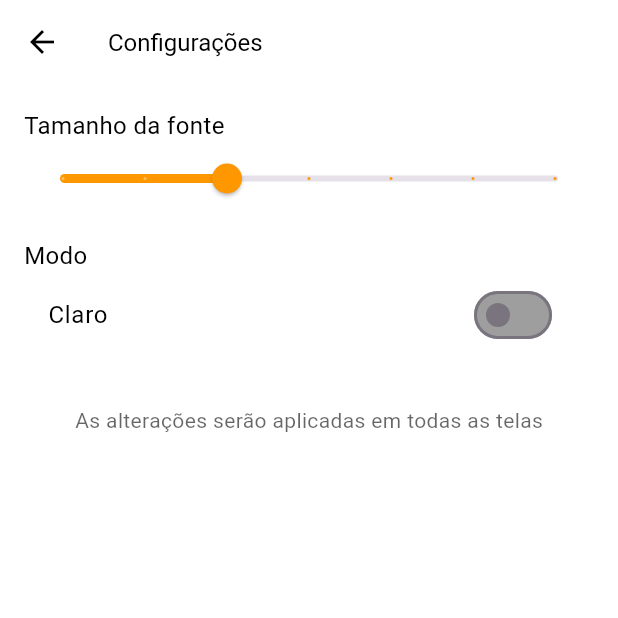
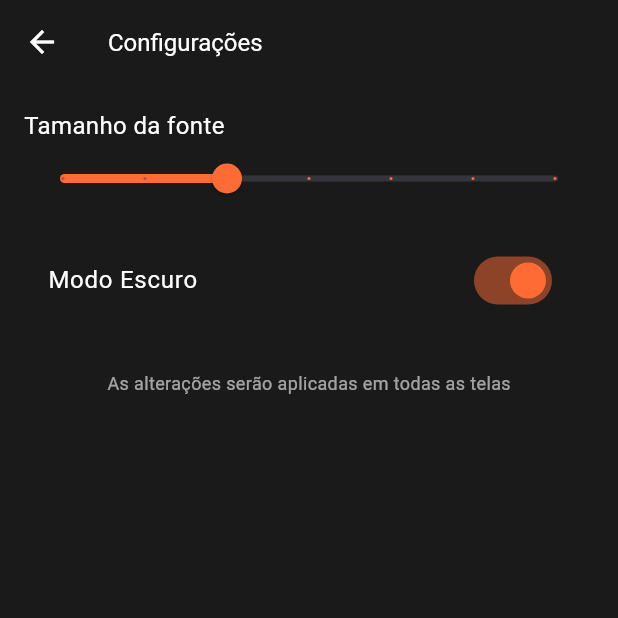
Before and after one commit to vichsort/FAIF, a Flutter app: the screen it shows after launch, after a tap on "Configurações", on a phone screen of 412 x 824 dp, the top half of it. Run offline on Flutter 3.47's test engine with Material 3 defaults, Android fonts, the phone set to English and light mode, and no system bars.

Commit message:
feat: providers

```diff
--- a/lib/main.dart
+++ b/lib/main.dart
@@ -1,22 +1,53 @@
+import 'package:faif/providers/settings_provider.dart';
+import 'package:faif/screens/home_screen.dart';
 import 'package:flutter/material.dart';
-import './screens/home_screen.dart';
+import 'package:provider/provider.dart';
 
 void main() {
-  runApp(const MyApp());
+  runApp(
+    // 1. Envolvemos todo o app com o ChangeNotifierProvider.
+    // Ele cria uma única instância do SettingsProvider que ficará
+    // disponível para toda a árvore de widgets abaixo dele.
+    ChangeNotifierProvider(
+      create: (_) => SettingsProvider(),
+      child: const FaifApp(),
+    ),
+  );
 }
 
-class MyApp extends StatelessWidget {
-  const MyApp({super.key});
+class FaifApp extends StatelessWidget {
+  const FaifApp({super.key});
 
   @override
   Widget build(BuildContext context) {
+    // 2. Usamos um Consumer para "ouvir" as mudanças no SettingsProvider.
+    // Sempre que o tema for alterado, o MaterialApp será reconstruído
+    // com o ThemeMode correto.
+    return Consumer<SettingsProvider>(
+      builder: (context, settings, child) {
         return MaterialApp(
           debugShowCheckedModeBanner: false,
           title: 'FAIF',
+          // 3. O tema do app agora é controlado pelo provider
+          themeMode: settings.isDarkMode ? ThemeMode.dark : ThemeMode.light,
+
+          // Temas básicos para começar
           theme: ThemeData(
+            brightness: Brightness.light,
+            primarySwatch: Colors.orange,
+            scaffoldBackgroundColor: Colors.white,
             visualDensity: VisualDensity.adaptivePlatformDensity,
           ),
+          darkTheme: ThemeData(
+            brightness: Brightness.dark,
+            primarySwatch: Colors.orange,
+            scaffoldBackgroundColor: const Color(0xFF1A1A1A),
+            visualDensity: VisualDensity.adaptivePlatformDensity,
+          ),
+
           home: HomePage(),
+        );
+      },
     );
   }
 }
--- /dev/null
+++ b/lib/providers/settings_provider.dart
@@ -0,0 +1,19 @@
+import 'package:flutter/material.dart';
+
+class SettingsProvider with ChangeNotifier {
+  bool _isDarkMode = true;
+  double _fontSize = 16.0;
+
+  bool get isDarkMode => _isDarkMode;
+  double get fontSize => _fontSize;
+
+  void toggleTheme(bool value) {
+    _isDarkMode = value;
+    notifyListeners();
+  }
+
+  void setFontSize(double size) {
+    _fontSize = size;
+    notifyListeners();
+  }
+}
--- a/lib/screens/config_manual_page.dart
+++ /dev/null
@@ -1,80 +0,0 @@
-import 'package:flutter/material.dart';
-
-bool isDarkMode = false;
-double fontSize = 16;
-
-class ConfigManualPage extends StatefulWidget {
-  const ConfigManualPage({super.key});
-
-  @override
-  State<ConfigManualPage> createState() => _ConfigManualPageState();
-}
-
-class _ConfigManualPageState extends State<ConfigManualPage> {
-  @override
-  Widget build(BuildContext context) {
-    // Cores conforme o tema
-    final Color fundo = isDarkMode ? Colors.black : Colors.white;
-    final Color texto = isDarkMode ? Colors.white : Colors.black;
-    final Color corSwitch = Colors.blue;
-    final Color corSlider = Colors.orange;
-
-    return Scaffold(
-      backgroundColor: fundo,
-      appBar: AppBar(
-        backgroundColor: fundo,
-        title: Text(
-          'Configurações',
-          style: TextStyle(color: texto, fontSize: fontSize),
-        ),
-        iconTheme: IconThemeData(color: texto),
-        elevation: 0,
-      ),
-      body: Padding(
-        padding: const EdgeInsets.all(16),
-        child: Column(
-          crossAxisAlignment: CrossAxisAlignment.start,
-          children: [
-            Text('Tamanho da fonte', style: TextStyle(fontSize: fontSize, color: texto)),
-            Slider(
-              value: fontSize,
-              min: 12,
-              max: 24,
-              divisions: 6,
-              label: '${fontSize.round()}',
-              activeColor: corSlider,
-              onChanged: (value) {
-                setState(() {
-                  fontSize = value;
-                });
-              },
-            ),
-            const SizedBox(height: 16),
-            Text('Modo', style: TextStyle(fontSize: fontSize, color: texto)),
-            SwitchListTile(
-              title: Text(
-                isDarkMode ? 'Escuro' : 'Claro',
-                style: TextStyle(fontSize: fontSize, color: texto),
-              ),
-              value: isDarkMode,
-              onChanged: (value) {
-                setState(() {
-                  isDarkMode = value;
-                });
-              },
-              activeColor: corSwitch,
-              inactiveTrackColor: Colors.grey,
-            ),
-            const SizedBox(height: 32),
-            Center(
-              child: Text(
-                'As alterações serão aplicadas em todas as telas',
-                style: TextStyle(fontSize: fontSize - 2, color: texto.withOpacity(0.6)),
-              ),
-            ),
-          ],
-        ),
-      ),
-    );
-  }
-}
--- /dev/null
+++ b/lib/screens/config_screen.dart
@@ -0,0 +1,81 @@
+import 'package:faif/providers/settings_provider.dart';
+import 'package:flutter/material.dart';
+import 'package:provider/provider.dart';
+
+// As variáveis globais foram removidas. O estado agora vive no SettingsProvider.
+
+class ConfigScreen extends StatelessWidget {
+  const ConfigScreen({super.key});
+
+  @override
+  Widget build(BuildContext context) {
+    // 1. Usamos um Consumer para ter acesso ao provider.
+    // Ele reconstrói a UI automaticamente quando os valores em `settings` mudam.
+    return Consumer<SettingsProvider>(
+      builder: (context, settings, child) {
+
+        // Cores e fontes são lidas diretamente do `settings` do provider
+        final Color fundo = settings.isDarkMode ? const Color(0xFF1A1A1A) : Colors.white;
+        final Color texto = settings.isDarkMode ? Colors.white : Colors.black;
+        final double fontSize = settings.fontSize;
+
+        return Scaffold(
+          backgroundColor: fundo,
+          appBar: AppBar(
+            backgroundColor: fundo,
+            title: Text(
+              'Configurações',
+              style: TextStyle(color: texto, fontSize: fontSize),
+            ),
+            iconTheme: IconThemeData(color: texto),
+            elevation: 0,
+          ),
+          body: Padding(
+            padding: const EdgeInsets.all(16),
+            child: Column(
+              crossAxisAlignment: CrossAxisAlignment.start,
+              children: [
+                Text('Tamanho da fonte', style: TextStyle(fontSize: fontSize, color: texto)),
+                Slider(
+                  value: fontSize, // Lendo o valor do provider
+                  min: 12,
+                  max: 24,
+                  divisions: 6,
+                  label: '${fontSize.round()}',
+                  activeColor: const Color(0xFFFF6B35),
+                  onChanged: (value) {
+                    // 2. Ao mudar, chamamos o método do provider para ATUALIZAR o estado.
+                    // Usamos 'listen: false' porque estamos dentro de um callback,
+                    // a atualização da UI será feita pelo Consumer.
+                    Provider.of<SettingsProvider>(context, listen: false).setFontSize(value);
+                  },
+                ),
+                const SizedBox(height: 16),
+                SwitchListTile(
+                  title: Text(
+                    'Modo Escuro',
+                    style: TextStyle(fontSize: fontSize, color: texto),
+                  ),
+                  value: settings.isDarkMode, // Lendo o valor do provider
+                  onChanged: (value) {
+                    // 3. Mesma lógica para o switch: chamamos o método do provider.
+                    Provider.of<SettingsProvider>(context, listen: false).toggleTheme(value);
+                  },
+                  activeColor: const Color(0xFFFF6B35),
+                  inactiveTrackColor: Colors.grey[300],
+                ),
+                const SizedBox(height: 32),
+                Center(
+                  child: Text(
+                    'As alterações serão aplicadas em todas as telas',
+                    style: TextStyle(fontSize: fontSize - 4, color: texto.withOpacity(0.6)),
+                  ),
+                ),
+              ],
+            ),
+          ),
+        );
+      },
+    );
+  }
+}
--- a/lib/screens/deputado_screen.dart
+++ b/lib/screens/deputado_screen.dart
@@ -3,7 +3,7 @@ import 'package:http/http.dart' as http;
 import 'dart:convert';
 import '../model/deputado_model.dart';
 import '../components/deputado_card.dart';
-import 'package:faif/screens/config_manual_page.dart';
+import 'package:faif/screens/config_screen.dart';
 
 class DeputadosPage extends StatefulWidget {
   @override
--- a/lib/screens/home_screen.dart
+++ b/lib/screens/home_screen.dart
@@ -1,11 +1,12 @@
-import 'package:faif/screens/cgu_screen.dart';
+import 'package:faif/providers/settings_provider.dart';
+import 'package:faif/screens/cnpj_screen.dart';
+import 'package:faif/screens/config_screen.dart';
+import 'package:faif/screens/deputado_screen.dart';
 import 'package:faif/screens/emendas_parlamentares.dart';
-import 'package:flutter/material.dart';
-import 'package:faif/screens/cnpj_screen.dart';
-import 'package:faif/screens/deputado_screen.dart';
-import 'package:faif/screens/config_manual_page.dart';
 import 'package:faif/screens/ibge_screen.dart';
 import 'package:faif/screens/busca_unificada_screen.dart';
+import 'package:flutter/material.dart';
+import 'package:provider/provider.dart';
 
 class HomePage extends StatefulWidget {
   @override
@@ -15,11 +16,16 @@ class HomePage extends StatefulWidget {
 class _HomePageState extends State<HomePage> {
   @override
   Widget build(BuildContext context) {
-    final fundo = isDarkMode ? Color(0xFF1A1A1A) : Colors.white;
-    final texto = isDarkMode ? Colors.white : Colors.black;
+    // 1. Acessa o provider para obter as configurações atuais
+    final settings = Provider.of<SettingsProvider>(context);
+
+    // 2. As variáveis de UI são definidas com base nos valores do provider
+    final fundo = settings.isDarkMode ? Color(0xFF1A1A1A) : Colors.white;
+    final texto = settings.isDarkMode ? Colors.white : Colors.black;
     final destaque = Color(0xFFFF6B35);
-    final fundoCard = isDarkMode ? Color(0xFF2A2A2A) : Colors.grey[200]!;
-    final textoSecundario = isDarkMode ? Colors.white70 : Colors.black54;
+    final fundoCard = settings.isDarkMode ? Color(0xFF2A2A2A) : Color(0xFFF0F0F0);
+    final textoSecundario = settings.isDarkMode ? Colors.white70 : Colors.black54;
+    final fontSize = settings.fontSize;
 
     return Scaffold(
       backgroundColor: fundo,
@@ -28,13 +34,9 @@ class _HomePageState extends State<HomePage> {
         elevation: 0,
         title: Row(
           children: [
-            Container(
-              width: 32,
-              height: 32,
-              decoration: BoxDecoration(
-                color: destaque,
-                shape: BoxShape.circle,
-              ),
+            SizedBox(
+              width: 36,
+              height: 36,
               child: Image.asset('assets/logo.png'),
             ),
           ],
@@ -44,64 +46,37 @@ class _HomePageState extends State<HomePage> {
         padding: EdgeInsets.all(20),
         child: Column(
           children: [
-            GridView.count(
+            GridView.extent(
               shrinkWrap: true,
               physics: NeverScrollableScrollPhysics(),
-              crossAxisCount: 4,
+              maxCrossAxisExtent: 140,
               crossAxisSpacing: 20,
               mainAxisSpacing: 20,
+              childAspectRatio: 0.9,
               children: [
-                _buildServiceIcon(context, Icons.people, 'Deputados', () {
-                  Navigator.push(
-                    context,
-                    MaterialPageRoute(builder: (_) => DeputadosPage()),
-                  );
+                _buildServiceIcon(context, Icons.people_outline, 'Deputados', () {
+                  Navigator.push(context, MaterialPageRoute(builder: (_) => DeputadosPage()));
                 }),
                 _buildServiceIcon(context, Icons.trending_up, 'Emendas\nParlamentares', () {
-                  Navigator.push(
-                      context,
-                      MaterialPageRoute(builder: (_) => EmendasPage(emendas: [],)),
-                    );
+                  Navigator.push(context, MaterialPageRoute(builder: (_) => EmendasPage(emendas: [])));
                 }),
-                _buildServiceIcon(
-                  context,
-                  Icons.business,
-                  'Consultar\nCNPJ',
-                  () {
-                    Navigator.push(
-                      context,
-                      MaterialPageRoute(builder: (_) => ConsultaCnpjPage()),
-                    );
-                  },
-                ),
-                _buildServiceIcon(
-                  context,
-                  Icons.account_balance,
-                  'Pesquisas\nIBGE',
-                  () {
-                    Navigator.push(
-                      context,
-                      MaterialPageRoute(builder: (_) => IBGEScreen()),
-                    );
-                  },
-                ),
+                _buildServiceIcon(context, Icons.business_center_outlined, 'Consultar\nCNPJ', () {
+                  Navigator.push(context, MaterialPageRoute(builder: (_) => ConsultaCnpjPage()));
+                }),
+                _buildServiceIcon(context, Icons.account_balance_outlined, 'Pesquisas\nIBGE', () {
+                  Navigator.push(context, MaterialPageRoute(builder: (_) => IBGEScreen()));
+                }),
               ],
             ),
             SizedBox(height: 30),
             GestureDetector(
               onTap: () {
-    Navigator.push(
-      context,
-      MaterialPageRoute(builder: (_) => BuscaUnificadaPage()),
-    );
+                Navigator.push(context, MaterialPageRoute(builder: (_) => BuscaUnificadaPage()));
               },
               child: Container(
                 width: double.infinity,
                 padding: EdgeInsets.all(24),
-    decoration: BoxDecoration(
-      color: destaque,
-      borderRadius: BorderRadius.circular(16),
-    ),
+                decoration: BoxDecoration(color: destaque, borderRadius: BorderRadius.circular(16)),
                 child: Column(
                   crossAxisAlignment: CrossAxisAlignment.start,
                   children: [
@@ -111,78 +86,35 @@ class _HomePageState extends State<HomePage> {
                         Expanded(
                           child: Text(
                             'A Ferramenta\nde pesquisa.',
-                style: TextStyle(
-                  color: texto,
-                  fontSize: fontSize + 8,
-                  fontWeight: FontWeight.bold,
-                  height: 1.2,
+                            style: TextStyle(color: Colors.white, fontSize: fontSize + 8, fontWeight: FontWeight.bold, height: 1.2),
                           ),
                         ),
-            ),
-            Icon(Icons.edit, color: texto, size: fontSize + 4),
+                        Icon(Icons.edit_outlined, color: Colors.white, size: fontSize + 4),
                       ],
                     ),
                     SizedBox(height: 16),
                     Row(
                       children: [
-            Icon(
-              Icons.search,
-              color: textoSecundario,
-              size: fontSize,
-            ),
+                        Icon(Icons.search, color: Colors.white70, size: fontSize),
                         SizedBox(width: 8),
-            Expanded(
-              child: Text(
-                'Encontre qualquer informação, tudo num só lugar',
-                style: TextStyle(
-                  color: textoSecundario,
-                  fontSize: fontSize - 2,
-                ),
-              ),
-            ),
+                        Expanded(child: Text('Encontre qualquer informação, tudo num só lugar', style: TextStyle(color: Colors.white70, fontSize: fontSize - 2))),
                       ],
                     ),
                   ],
                 ),
               ),
             ),
-
             SizedBox(height: 20),
             Row(
               children: [
                 Expanded(
-                  child: _buildBottomCard(
-                    'Histórico',
-                    'Suas pesquisas salvas aqui.',
-                    Icons.history,
-                    () => _showNotImplemented(context),
-                    fundoCard,
-                    texto,
-                    textoSecundario,
-                  ),
+                  child: _buildBottomCard(context, 'Histórico', 'Suas pesquisas salvas aqui.', Icons.history_outlined, () => _showNotImplemented(context)),
                 ),
                 SizedBox(width: 16),
                 Expanded(
-                  child: _buildBottomCard(
-                    'Configurações',
-                    'Deixe o app do seu jeito',
-                    Icons.settings,
-                    () =>
-                        Navigator.push(
-                          context,
-                          MaterialPageRoute(
-                            builder: (_) => const ConfigManualPage(),
-                          ),
-                        ).then((_) {
-                          setState(
-                            () {},
-                          ); // Isso força a HomePage a se reconstruir com os novos valores
+                  child: _buildBottomCard(context, 'Configurações', 'Deixe o app do seu jeito', Icons.settings_outlined, () {
+                    Navigator.push(context, MaterialPageRoute(builder: (_) => const ConfigScreen()));
                   }),
-
-                    fundoCard,
-                    texto,
-                    textoSecundario,
-                  ),
                 ),
               ],
             ),
@@ -192,88 +124,63 @@ class _HomePageState extends State<HomePage> {
     );
   }
 
-  Widget _buildServiceIcon(
-    BuildContext context,
-    IconData icon,
-    String label,
-    VoidCallback onTap,
-  ) {
+  Widget _buildServiceIcon(BuildContext context, IconData icon, String label, VoidCallback onTap) {
+    final settings = Provider.of<SettingsProvider>(context, listen: false); // listen: false pois não muda dinamicamente aqui
+    final fundoCard = settings.isDarkMode ? Color(0xFF2A2A2A) : Color(0xFFF0F0F0);
+    final destaque = Color(0xFFFF6B35);
+    final texto = settings.isDarkMode ? Colors.white : Colors.black;
+
     return GestureDetector(
       onTap: onTap,
       child: Column(
         mainAxisSize: MainAxisSize.min,
+        mainAxisAlignment: MainAxisAlignment.center,
         children: [
           Container(
-            width: 56,
-            height: 56,
-            decoration: BoxDecoration(
-              color: Color(0xFFFF6B35),
-              shape: BoxShape.circle,
-            ),
-            child: Icon(icon, color: Colors.white, size: fontSize + 4),
+            width: 64,
+            height: 64,
+            decoration: BoxDecoration(color: fundoCard, shape: BoxShape.circle),
+            child: Icon(icon, color: destaque, size: 30),
           ),
           SizedBox(height: 8),
           Text(
             label,
             textAlign: TextAlign.center,
-            style: TextStyle(
-              color: isDarkMode ? Colors.white : Colors.black,
-              fontSize: fontSize - 4,
-              height: 1.2,
-            ),
+            style: TextStyle(color: texto, fontSize: 13, height: 1.2, fontWeight: FontWeight.w500),
           ),
         ],
       ),
     );
   }
 
-  Widget _buildBottomCard(
-    String title,
-    String subtitle,
-    IconData icon,
-    VoidCallback onTap,
-    Color bgColor,
-    Color titleColor,
-    Color subtitleColor,
-  ) {
+  Widget _buildBottomCard(BuildContext context, String title, String subtitle, IconData icon, VoidCallback onTap) {
+    final settings = Provider.of<SettingsProvider>(context, listen: false);
+    final fundoCard = settings.isDarkMode ? Color(0xFF2A2A2A) : Color(0xFFF0F0F0);
+    final texto = settings.isDarkMode ? Colors.white : Colors.black;
+    final textoSecundario = settings.isDarkMode ? Colors.white70 : Colors.black54;
+    final destaque = Color(0xFFFF6B35);
+
     return GestureDetector(
       onTap: onTap,
       child: Container(
         padding: EdgeInsets.all(16),
-        decoration: BoxDecoration(
-          color: bgColor,
-          borderRadius: BorderRadius.circular(12),
-        ),
+        decoration: BoxDecoration(color: fundoCard, borderRadius: BorderRadius.circular(12)),
         child: Column(
           crossAxisAlignment: CrossAxisAlignment.start,
           children: [
             Row(
               mainAxisAlignment: MainAxisAlignment.spaceBetween,
               children: [
-                Text(
-                  title,
-                  style: TextStyle(
-                    color: titleColor,
-                    fontSize: fontSize,
-                    fontWeight: FontWeight.w600,
-                  ),
-                ),
-                Icon(
-                  Icons.open_in_new,
-                  color: subtitleColor,
-                  size: fontSize - 2,
-                ),
+                Text(title, style: TextStyle(color: texto, fontSize: settings.fontSize, fontWeight: FontWeight.w600)),
+                Icon(Icons.open_in_new_outlined, color: textoSecundario, size: settings.fontSize),
               ],
             ),
             if (subtitle.isNotEmpty) ...[
               SizedBox(height: 4),
-              Text(
-                subtitle,
-                style: TextStyle(color: subtitleColor, fontSize: fontSize - 2),
-              ),
+              Text(subtitle, style: TextStyle(color: textoSecundario, fontSize: settings.fontSize - 2)),
             ],
             SizedBox(height: 12),
-            Icon(icon, color: subtitleColor, size: fontSize + 2),
+            Icon(icon, color: destaque, size: settings.fontSize + 6),
           ],
         ),
       ),
@@ -281,12 +188,10 @@ class _HomePageState extends State<HomePage> {
   }
 
   void _showNotImplemented(BuildContext context) {
+    final settings = Provider.of<SettingsProvider>(context, listen: false);
     ScaffoldMessenger.of(context).showSnackBar(
       SnackBar(
-        content: Text(
-          'Funcionalidade ainda não implementada',
-          style: TextStyle(fontSize: fontSize),
-        ),
+        content: Text('Funcionalidade ainda não implementada', style: TextStyle(fontSize: settings.fontSize - 2)),
         backgroundColor: Color(0xFFFF6B35),
       ),
     );
```
Also changed, not shown: lib/screens/busca_unificada_screen.dart (+10 -6 lines), lib/screens/cnpj_screen.dart (+11 -6 lines), lib/screens/cpf_screen.dart (+6 -5 lines), lib/screens/emendas_parlamentares.dart (+16 -14 lines), lib/screens/ibge_screen.dart (+8 -5 lines). Lines whose indentation alone changed are shown as unchanged.
